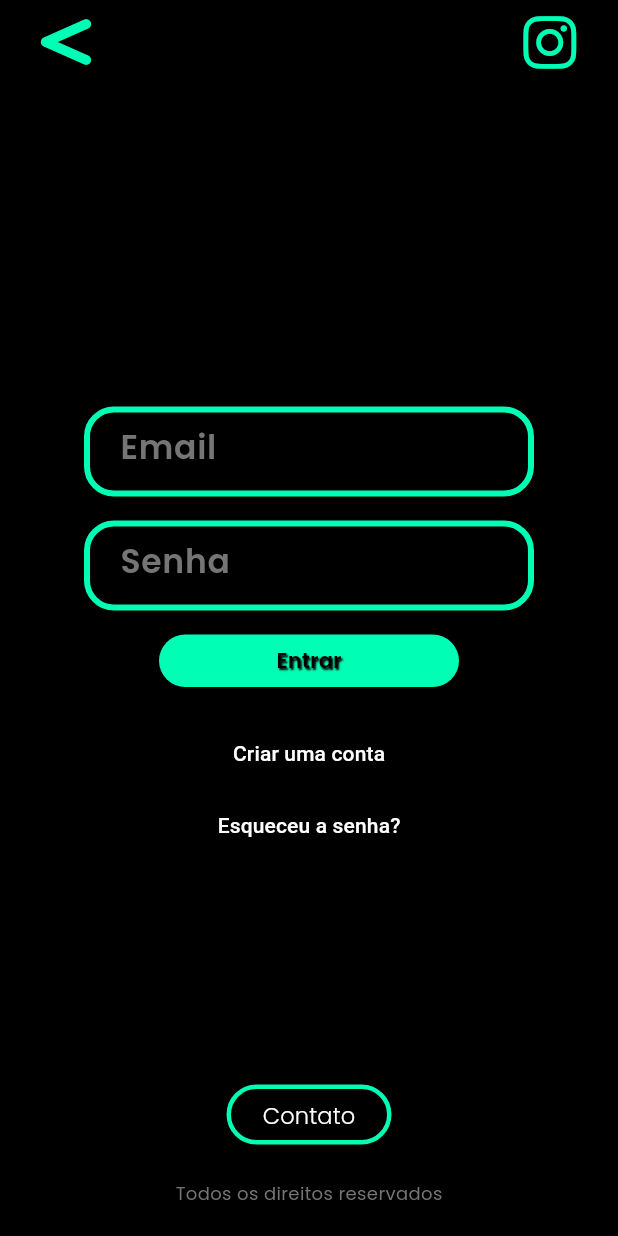
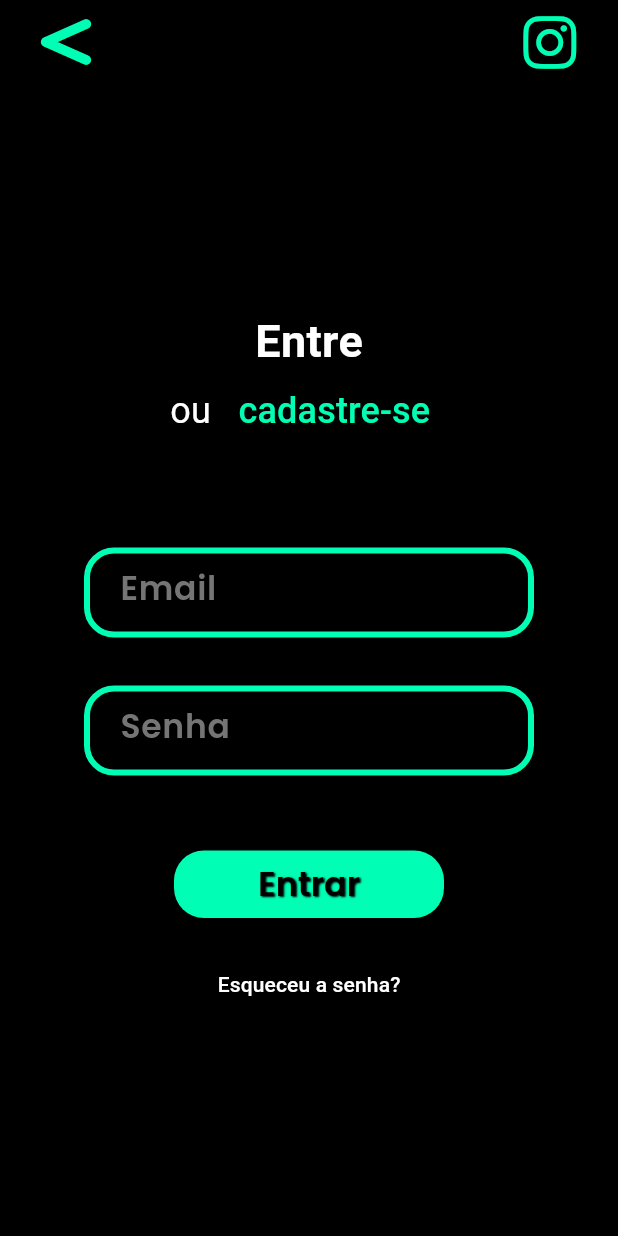
Before and after one commit to thiagofern4ndo/app-barber-shop, a Flutter app: the screen it shows after launch, after a tap on "Agende seu horário", on a phone screen of 412 x 824 dp. Run offline on Flutter 3.47's test engine with Material 3 defaults, Android fonts, the phone set to English and light mode, and no system bars; our stand-ins replace flutter_calendar_carousel, font_awesome_flutter, google_fonts.

Commit message:
alteração, login, register e recoverypass

```diff
--- a/lib/components/buttons/button_checkbox.dart
+++ b/lib/components/buttons/button_checkbox.dart
@@ -2,6 +2,7 @@ import 'package:app_barber_shop/components/theme/colors.dart';
 import 'package:flutter/material.dart';
 import 'package:google_fonts/google_fonts.dart';
 
+// ignore: must_be_immutable
 class CustomCheckBox extends StatelessWidget {
   String text;
   bool isChecked;
--- a/lib/screens/loginpage.dart
+++ b/lib/screens/loginpage.dart
@@ -1,13 +1,12 @@
+import 'package:app_barber_shop/screens/register.dart';
 import 'package:flutter/material.dart';
-import 'package:app_barber_shop/components/buttons/button_contact.dart';
-import 'package:app_barber_shop/components/text/text_direitos.dart';
 import 'package:app_barber_shop/components/buttons/button_instagram.dart';
 import 'package:app_barber_shop/components/buttons/button_back.dart';
 import 'package:app_barber_shop/components/forms/custom_text_field.dart';
 import 'package:app_barber_shop/components/buttons/custom_button.dart';
-import 'package:url_launcher/url_launcher.dart';
 import 'package:app_barber_shop/components/theme/colors.dart';
 import 'profissionais.dart';
+import 'recoverpass.dart';
 
 class LoginPage extends StatefulWidget {
   const LoginPage({super.key});
@@ -20,63 +19,58 @@ class _LoginPageState extends State<LoginPage> {
   final _formKey = GlobalKey<FormState>();
   final TextEditingController _emailController = TextEditingController();
   final TextEditingController _passwordController = TextEditingController();
-  final TextEditingController _usernameController = TextEditingController();
 
-  String _mode = 'login';
   String? _emailError;
   String? _passwordError;
-  String? _usernameError;
-
-  void _toggleMode(String mode) {
-    setState(() {
-      _mode = mode;
-      _emailController.clear();
-      _passwordController.clear();
-      _usernameController.clear();
-      _emailError = _passwordError = _usernameError = null;
-    });
-  }
 
   final emailRegex = RegExp(r"^[a-zA-Z0-9_.+-]+@[a-zA-Z0-9-]+\.[a-zA-Z0-9-.]+$");
 
   bool _validateFields() {
     bool hasErrors = false;
 
-    if (_mode == 'register' && _usernameController.text.isEmpty) {
-      _usernameError = 'Por favor, insira um nome de usuário';
-      hasErrors = true;
-    }
-
     if (_emailController.text.isEmpty || !emailRegex.hasMatch(_emailController.text)) {
       _emailError = 'Por favor, insira um email válido';
       hasErrors = true;
     }
 
-    if (_mode != 'recover' && _passwordController.text.length < 6) {
+    if (_passwordController.text.length < 6) {
       _passwordError = 'A senha deve ter pelo menos 6 caracteres';
       hasErrors = true;
     }
 
     setState(() {});
-
     return !hasErrors;
   }
 
   void _submit() {
     if (!_formKey.currentState!.validate()) return;
-
     if (!_validateFields()) return;
 
-    if (_mode == 'login') {
+    // Simulando login
     debugPrint('Login: ${_emailController.text}, ${_passwordController.text}');
+
+    if (_emailController.text.isNotEmpty && _passwordController.text.length >= 6) {
+      // Navega para a tela de profissionais
       Navigator.pushReplacement(
         context,
-    MaterialPageRoute(builder: (context) => ProfessionalSelectionScreen()),
+        MaterialPageRoute(builder: (context) => const ProfessionalSelectionScreen()),
       );
-    } else if (_mode == 'register') {
-      debugPrint('Registro: ${_usernameController.text}, ${_emailController.text}, ${_passwordController.text}');
     } else {
-      debugPrint('Recuperação de senha: ${_emailController.text}');
+      showDialog(
+        context: context,
+        builder: (_) => AlertDialog(
+          title: const Text('Erro'),
+          content: const Text('Email ou senha inválidos.'),
+          actions: [
+            TextButton(
+              onPressed: () {
+                Navigator.pop(context);
+              },
+              child: const Text('OK'),
+            ),
+          ],
+        ),
+      );
     }
   }
 
@@ -84,12 +78,16 @@ class _LoginPageState extends State<LoginPage> {
   void dispose() {
     _emailController.dispose();
     _passwordController.dispose();
-    _usernameController.dispose();
     super.dispose();
   }
 
-  Widget _buildHeader() {
-    return Padding(
+  @override
+  Widget build(BuildContext context) {
+    return Scaffold(
+      body: SafeArea(
+        child: Column(
+          children: [
+            Padding(
               padding: const EdgeInsets.symmetric(horizontal: 20.0),
               child: Row(
                 mainAxisAlignment: MainAxisAlignment.spaceBetween,
@@ -98,110 +96,76 @@ class _LoginPageState extends State<LoginPage> {
                   InstagramIconButton(),
                 ],
               ),
-    );
-  }
-
-  Widget _buildTextField({
-    required TextEditingController controller,
-    required String hintText,
-    bool obscureText = false,
-    String? errorText,
-  }) {
-    return Column(
+            ),
+            const SizedBox(height: 150),
+            Column(
               children: [
-        CustomTextField(
-          controller: controller,
-          hintText: hintText,
-          obscureText: obscureText,
+                Text(
+                  'Entre',
+                  style: TextStyle(fontSize: 30, fontWeight: FontWeight.bold, color: Colors.white),
                 ),
-        if (errorText != null)
-          Padding(
-            padding: const EdgeInsets.only(top: 4.0),
-            child: Text(errorText, style: TextStyle(color: AppColors.thirdTextColor)),
-          ),
-        const SizedBox(height: 16),
-      ],
-    );
-  }
-
-  Widget _buildForm() {
-    return Column(
+                Row(
                   mainAxisAlignment: MainAxisAlignment.center,
                   children: [
-        if (_mode == 'register')
-          _buildTextField(
-              controller: _usernameController,
-              hintText: 'Nome de Usuário',
-              errorText: _usernameError),
-        _buildTextField(
-            controller: _emailController, hintText: 'Email', errorText: _emailError),
-        if (_mode != 'recover')
-          _buildTextField(
-              controller: _passwordController,
-              hintText: 'Senha',
-              obscureText: true,
-              errorText: _passwordError),
-        CustomButton(
-          text: _mode == 'login' ? 'Entrar' : _mode == 'register' ? 'Cadastrar' : 'Recuperar Senha',
-          onPressed: _submit,
-          width: 200,
-          height: 35,
+                    Text(
+                      'ou ',
+                      style: TextStyle(fontSize: 24, color: Colors.white),
                     ),
-        const SizedBox(height: 20),
                     TextButton(
-          onPressed: () => _toggleMode(_mode == 'login' ? 'register' : 'login'),
+                      onPressed: () => Navigator.push(
+                          context, MaterialPageRoute(builder: (context) => RegisterPage())),
                       child: Text(
-              _mode == 'login' ? 'Criar uma conta' : 'Já tem uma conta? Faça login',
-              style: TextStyle(color: AppColors.primaryText)),
+                        'cadastre-se',
+                        style: TextStyle(fontSize: 24, color: AppColors.primary),
                       ),
-        if (_mode == 'login')
-          TextButton(
-            onPressed: () => _toggleMode('recover'),
-            child: Text('Esqueceu a senha?', style: TextStyle(color: AppColors.primaryText)),
                     ),
                   ],
-    );
-  }
-
-  Widget _buildFooter() {
-    return Column(
-      children: [
-        ContactButton(
-          onPressed: () async {
-            const whatsappUrl = 'https://wa.me/5581999999999';
-            if (await canLaunchUrl(Uri.parse(whatsappUrl))) {
-              await launchUrl(Uri.parse(whatsappUrl), mode: LaunchMode.externalApplication);
-            } else {
-              ScaffoldMessenger.of(context).showSnackBar(
-                SnackBar(content: Text('Não foi possível abrir o WhatsApp')),
-              );
-            }
-          },
                 ),
-        const SizedBox(height: 20),
-        TextWidget(),
-        const SizedBox(height: 20),
               ],
-    );
-  }
-
-  @override
-  Widget build(BuildContext context) {
-    return Scaffold(
-      body: SafeArea(
-        child: Column(
-          children: [
-            _buildHeader(),
-            const SizedBox(height: 70),
+            ),
+            const SizedBox(height: 50),
             Expanded(
               child: Center(
                 child: Padding(
                   padding: const EdgeInsets.all(16.0),
-                  child: Form(key: _formKey, child: _buildForm()),
+                  child: Form(
+                    key: _formKey,
+                    child: Column(
+                      children: [
+                        CustomTextField(
+                          controller: _emailController,
+                          hintText: 'Email',
+                        ),
+                        if (_emailError != null)
+                          Text(_emailError!, style: TextStyle(color: AppColors.thirdTextColor)),
+                        const SizedBox(height: 32),
+                        CustomTextField(
+                          controller: _passwordController,
+                          hintText: 'Senha',
+                          obscureText: true,
+                        ),
+                        if (_passwordError != null)
+                          Text(_passwordError!, style: TextStyle(color: AppColors.thirdTextColor)),
+                        const SizedBox(height: 50),
+                        CustomButton(
+                          text: 'Entrar',
+                          onPressed: _submit,
+                          width: 180,
+                          height: 45,
+                          fontSize: 22,
+                        ),
+                        const SizedBox(height: 20),
+                        TextButton(
+                          onPressed: () => Navigator.push(
+                              context, MaterialPageRoute(builder: (context) => RecoverPassPage())),
+                          child: Text('Esqueceu a senha?', style: TextStyle(color: AppColors.primaryText)),
+                        ),
+                      ],
                     ),
                   ),
                 ),
-            _buildFooter(),
+              ),
+            ),
           ],
         ),
       ),
```
Also changed, not shown: lib/screens/recoverpass.dart (added, +89 -0 lines), lib/screens/register.dart (added, +127 -0 lines), 4 other files. Lines whose indentation alone changed are shown as unchanged.
